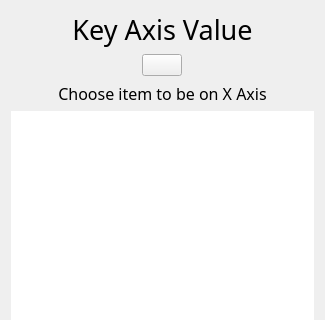
Qt form view_load_items_from_csv/CSVItemsLoader.ui (SundaySW/SALogViewer) before a commit; both pictures show x 0 to 325 and y 0 to 320 of the 325 by 700 pixel window.
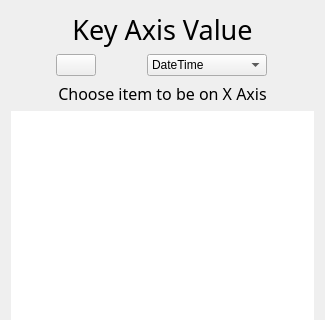
The same form after that commit. Icons and pictures are not drawn.

```diff
--- a/view_load_items_from_csv/CSVItemsLoader.ui
+++ b/view_load_items_from_csv/CSVItemsLoader.ui
@@ -64,6 +64,61 @@
        </property>
       </widget>
      </item>
+     <item>
+      <widget class="QComboBox" name="XColumnType">
+       <property name="sizePolicy">
+        <sizepolicy hsizetype="Minimum" vsizetype="Minimum">
+         <horstretch>0</horstretch>
+         <verstretch>0</verstretch>
+        </sizepolicy>
+       </property>
+       <property name="maximumSize">
+        <size>
+         <width>120</width>
+         <height>16777215</height>
+        </size>
+       </property>
+       <property name="styleSheet">
+        <string notr="true"/>
+       </property>
+       <property name="currentIndex">
+        <number>0</number>
+       </property>
+       <property name="iconSize">
+        <size>
+         <width>20</width>
+         <height>20</height>
+        </size>
+       </property>
+       <item>
+        <property name="text">
+         <string>DateTime</string>
+        </property>
+        <property name="icon">
+         <iconset resource="../Resources/files.qrc">
+          <normaloff>:/icons/dateTimeType.svg</normaloff>:/icons/dateTimeType.svg</iconset>
+        </property>
+       </item>
+       <item>
+        <property name="text">
+         <string>mSecs</string>
+        </property>
+        <property name="icon">
+         <iconset resource="../Resources/files.qrc">
+          <normaloff>:/icons/watch.svg</normaloff>:/icons/watch.svg</iconset>
+        </property>
+       </item>
+       <item>
+        <property name="text">
+         <string>Count</string>
+        </property>
+        <property name="icon">
+         <iconset resource="../Resources/files.qrc">
+          <normaloff>:/icons/lonlType.svg</normaloff>:/icons/lonlType.svg</iconset>
+        </property>
+       </item>
+      </widget>
+     </item>
     </layout>
    </item>
    <item>
```
